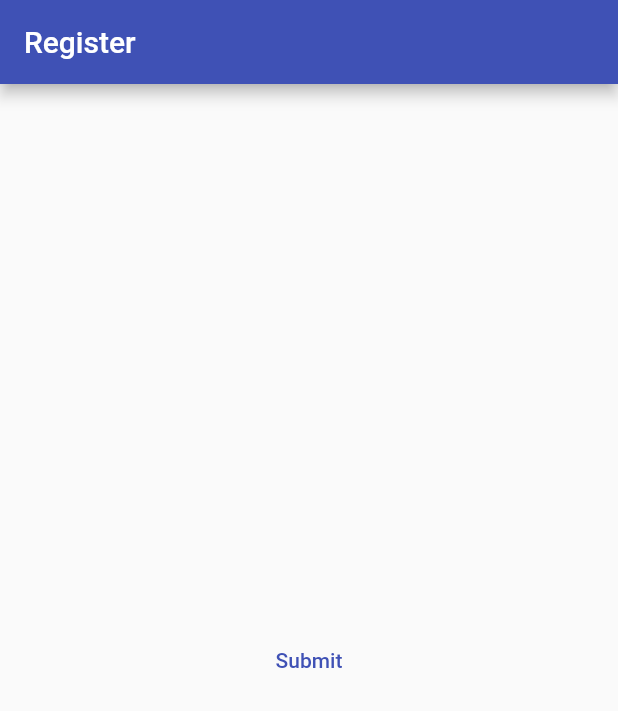
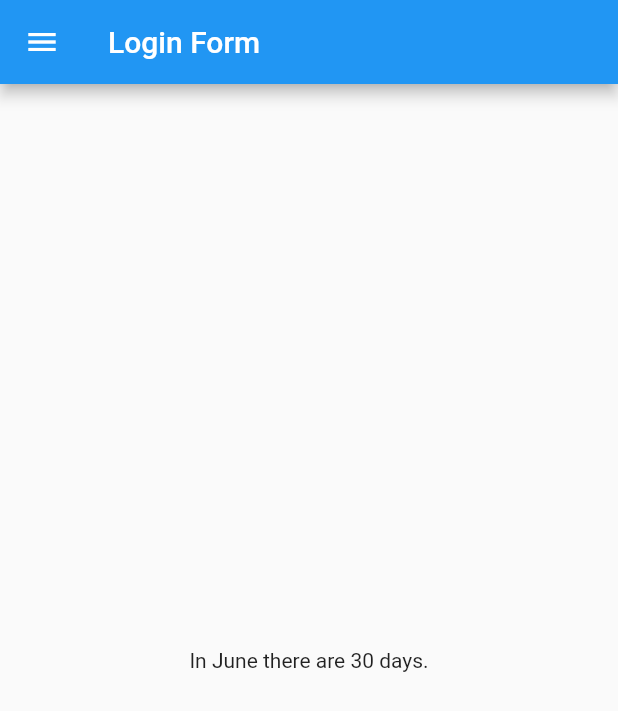
Before and after one commit to Pratham3245/Digital-shopping-App-flutter, a Flutter app: the screen it shows after launch, on a phone screen of 412 x 824 dp. Shown: the top 711 px of the screen. Run offline on Flutter 3.47's test engine with Material 2 defaults, Android fonts, the light colour scheme and no system bars.

Commit message:
day 2 complete

```diff
--- /dev/null
+++ b/lib/home_page.dart
@@ -0,0 +1,20 @@
+import 'package:flutter/material.dart';
+
+class Home extends StatelessWidget {
+  final int i = 30;
+  final String month = "June";
+  @override
+  Widget build(BuildContext context) {
+    return Scaffold(
+      appBar: AppBar(
+        title: Text('Login Form'),
+      ),
+      body: Center(
+        child: Container(
+          child: Text('In $month there are $i days.'),
+        ),
+      ),
+      drawer: Drawer(),
+    );
+  }
+}
--- a/lib/main.dart
+++ b/lib/main.dart
@@ -1,52 +1,15 @@
 import 'package:flutter/material.dart';
+import 'package:myapplicationone/home_page.dart';
 
-//types of functons
-/*String getfullname(String firstname, String lastname) {
-  return firstname + ' ' + lastname;
+void main() {
+  runApp(HomePage());
 }
 
-String name(String firstname, String lastname) => firstname + ' ' + lastname;*/
-
-//in void if we do not pass the value than it don't show you the error
-void name() {}
-
-void main() {
-  runApp(MyApp());
-}
-
-class MyApp extends StatefulWidget {
-  @override
-  State<MyApp> createState() => _MyAppState();
-}
-
-class _MyAppState extends State<MyApp> {
-  // This widget is the root of your application.
+class HomePage extends StatelessWidget {
   @override
   Widget build(BuildContext context) {
-    name();
-
     return MaterialApp(
-      title: 'Flutter Demo',
-      theme: ThemeData(primarySwatch: Colors.indigo),
-      home: HomePage(),
+      home: Home(),
     );
   }
 }
-
-class HomePage extends StatelessWidget {
-  const HomePage({Key? key}) : super(key: key);
-
-  @override
-  Widget build(BuildContext context) {
-    return Scaffold(
-      appBar: AppBar(
-        title: Text('Register'),
-      ),
-      body: Center(
-          child: TextButton(
-        onPressed: () {},
-        child: Text('Submit'),
-      )),
-    );
-  }
-}
```
Also changed, not shown: 1 other file.
